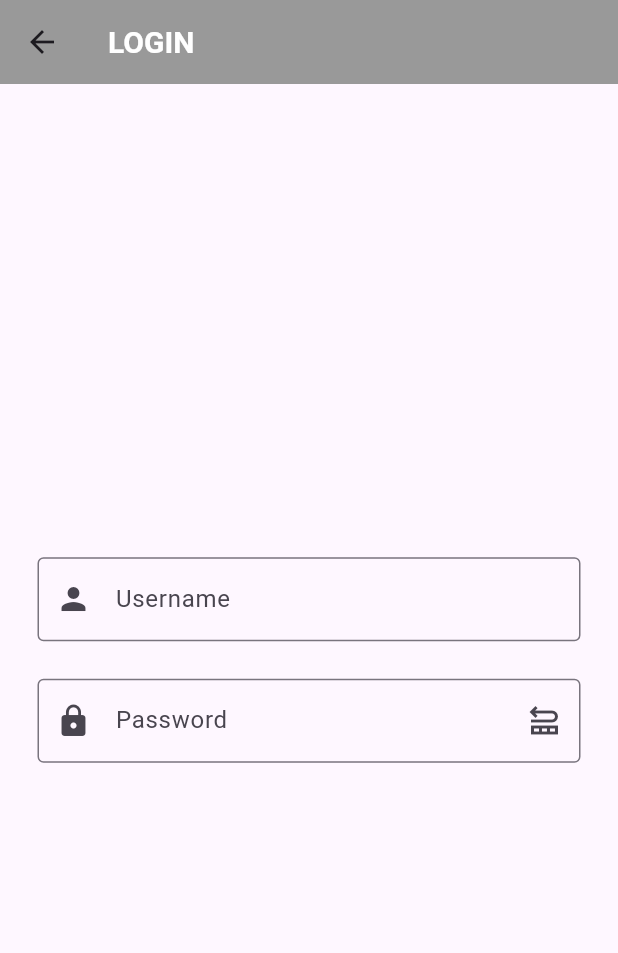
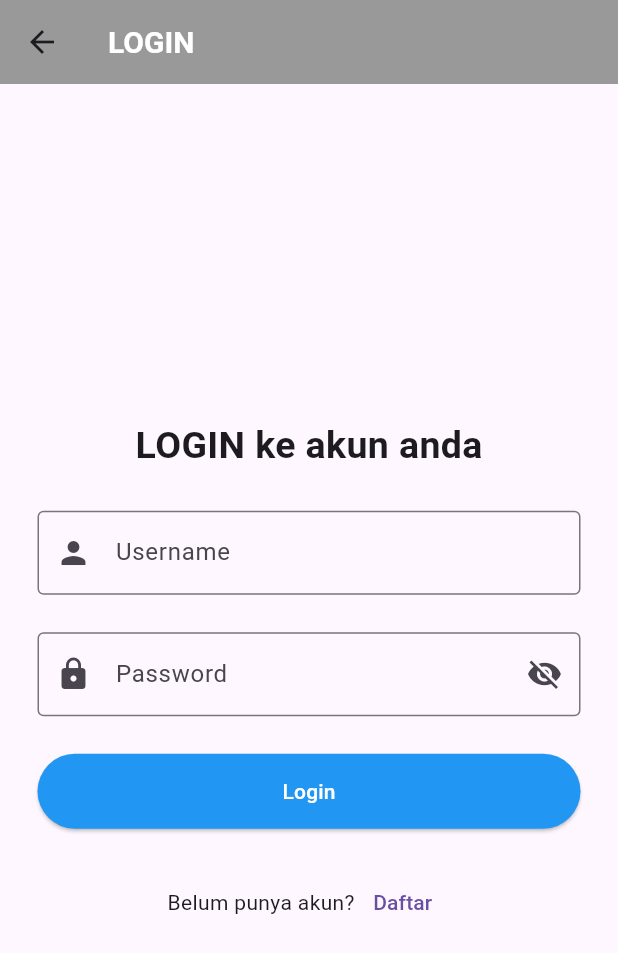
Before and after one commit to imagham/Mysiswa, a Flutter app: the Login screen opened directly, on a phone screen of 412 x 824 dp. Shown: the top 953 px of the screen. Run offline on Flutter 3.47's test engine with Material 3 defaults, Android fonts, the phone set to English and light mode, and no system bars; our stand-ins replace animated_splash_screen, lottie.

Commit message:
update mysiswa

```diff
--- a/Mysiswa/lib/login_page/login.dart
+++ b/Mysiswa/lib/login_page/login.dart
@@ -1,28 +1,152 @@
 import 'package:flutter/cupertino.dart';
 import 'package:flutter/material.dart';
+import 'package:flutter_dasar/login_page/home.dart';
+import 'package:flutter_dasar/login_page/ragister.dart';
 
 class Login extends StatefulWidget {
   const Login({super.key});
 
   @override
-    State<Login> createState() => _MyWidgetState();
+  State<Login> createState() => _LoginState();
 }
 
-  class _MyWidgetState extends State<Login> {
+class _LoginState extends State<Login> {
+  final TextEditingController usernameController = TextEditingController();
+  final TextEditingController passwordController = TextEditingController();
+
+  bool obscured = true;
+
+  @override
+  void dispose() {
+    usernameController.dispose();
+    passwordController.dispose();
+    super.dispose();
+  }
+
   @override
   Widget build(BuildContext context) {
-      return Scaffold (
+    return Scaffold(
       appBar: AppBar(
-          title: Text("LOGIN",style: TextStyle(fontSize: 20,color: Colors.white,fontWeight: FontWeight.bold) ,),backgroundColor: CupertinoColors.inactiveGray,
-        ),body: Center(child: Padding(
+        title: const Text(
+          "LOGIN",
+          style: TextStyle(
+            fontSize: 20,
+            color: Colors.white,
+            fontWeight: FontWeight.bold,
+          ),
+        ),
+        backgroundColor: CupertinoColors.inactiveGray,
+      ),
+      body: Center(
+        child: Padding(
           padding: const EdgeInsets.all(25),
-          child: Column(mainAxisAlignment: MainAxisAlignment.center,
+          child: Column(
+            mainAxisAlignment: MainAxisAlignment.center,
             children: [
-              TextField(controller:  TextEditingController(), decoration: InputDecoration(labelText: "Username",border: OutlineInputBorder(),prefixIcon: Icon(Icons.person)),),SizedBox(height: 25,),
-              TextField(controller: TextEditingController(),obscureText: true, decoration: InputDecoration(labelText: "Password",border: OutlineInputBorder(),prefixIcon: Icon(Icons.lock),suffixIcon: Icon(Icons.repartition)),),
+              const Padding(
+                padding: EdgeInsets.all(25),
+                child: Text(
+                  "LOGIN ke akun anda",
+                  style: TextStyle(fontSize: 25, fontWeight: FontWeight.bold),
+                ),
+              ),
+              // Username
+              TextField(
+                controller: usernameController,
+                decoration: const InputDecoration(
+                  labelText: "Username",
+                  border: OutlineInputBorder(),
+                  prefixIcon: Icon(Icons.person),
+                ),
+              ),
+              const SizedBox(height: 25),
+
+              // Password
+              TextField(
+                controller: passwordController,
+                obscureText: obscured,
+                decoration: InputDecoration(
+                  labelText: "Password",
+                  border: const OutlineInputBorder(),
+                  prefixIcon: const Icon(Icons.lock),
+                  suffixIcon: IconButton(
+                    onPressed: () {
+                      setState(() {
+                        obscured = !obscured;
+                      });
+                    },
+                    icon: Icon(
+                      obscured ? Icons.visibility_off : Icons.visibility,
+                    ),
+                  ),
+                ),
+              ),
+
+              const SizedBox(height: 25),
+
+              // Tombol Login
+              SizedBox(
+                width: double.infinity,
+                child: ElevatedButton(
+                  onPressed: () {
+                    String username = usernameController.text;
+                    String password = passwordController.text;
+
+                    if (username == "imagham" && password == "org gantenk") {
+                      Navigator.pushReplacement(
+                        context,
+                        MaterialPageRoute(
+                          builder: (context) => homepage1(username: username),
+                        ),
+                      );
+                    } else {
+                      ScaffoldMessenger.of(context).showSnackBar(
+                        const SnackBar(
+                          content: Text("Username atau Password salah!"),
+                          backgroundColor: Colors.red,
+                        ),
+                      );
+                    }
+                  },
+                  style: ElevatedButton.styleFrom(
+                    backgroundColor: Colors.blue,
+                    padding: const EdgeInsets.all(15),
+                  ),
+                  child: const Text(
+                    "Login",
+                    style: TextStyle(color: Colors.white),
+                  ),
+                ),
+              ),
+              SizedBox(height: 25),
+              Row(mainAxisAlignment: MainAxisAlignment.center,children: [
+                const Text("Belum punya akun?"),
+                TextButton(onPressed: () {
+                  Navigator.pushReplacement(context, MaterialPageRoute(builder: (context) => const RegisterPage(),));
+                }, child: const Text("Daftar"))
+              ])
             ],
           ),
-        ),)
+        ),
+      ),
     );
   }
 }
+
+// Contoh halaman tujuan setelah login sukses
+class HomePage extends StatelessWidget {
+  const HomePage({super.key});
+
+  @override
+  Widget build(BuildContext context) {
+    return Scaffold(
+      appBar: AppBar(title: const Text("Home Page")),
+      body: const Center(
+        child: Text(
+          "Selamat datang di Home Page!",
+          style: TextStyle(fontSize: 20),
+        ),
+      ),
+    );
+  }
+}
--- a/Mysiswa/lib/login_page/splash_screen.dart
+++ b/Mysiswa/lib/login_page/splash_screen.dart
@@ -14,7 +14,7 @@ class _SplashscreenState extends State<Splashscreen> {
   void initState() {
     // TODO: implement initState
     super.initState();
-    Timer(Duration(seconds: 1), () {
+    Timer(Duration(seconds: 3), () {
       Navigator.pushReplacementNamed(context, '/login');
     });
   }
--- a/Mysiswa/lib/main.dart
+++ b/Mysiswa/lib/main.dart
@@ -1,4 +1,5 @@
 import 'package:flutter/material.dart';
+import 'package:flutter_dasar/login_page/home.dart';
 import 'package:flutter_dasar/login_page/login.dart';
 import 'package:animated_splash_screen/animated_splash_screen.dart';
 import 'package:lottie/lottie.dart';
@@ -25,7 +26,7 @@ class MyApp extends StatelessWidget {
             ),
           ],
         ),
-        nextScreen: const Login(),
+        nextScreen: homepage1(username: AutofillHints.username,),
         splashIconSize: 100,
         backgroundColor: Colors.white,
       ),
```
Also changed, not shown: Mysiswa/lib/login_page/home.dart (+42 -10 lines), Mysiswa/lib/login_page/inbox.dart (added, +22 -0 lines). Lines whose indentation alone changed are shown as unchanged.
